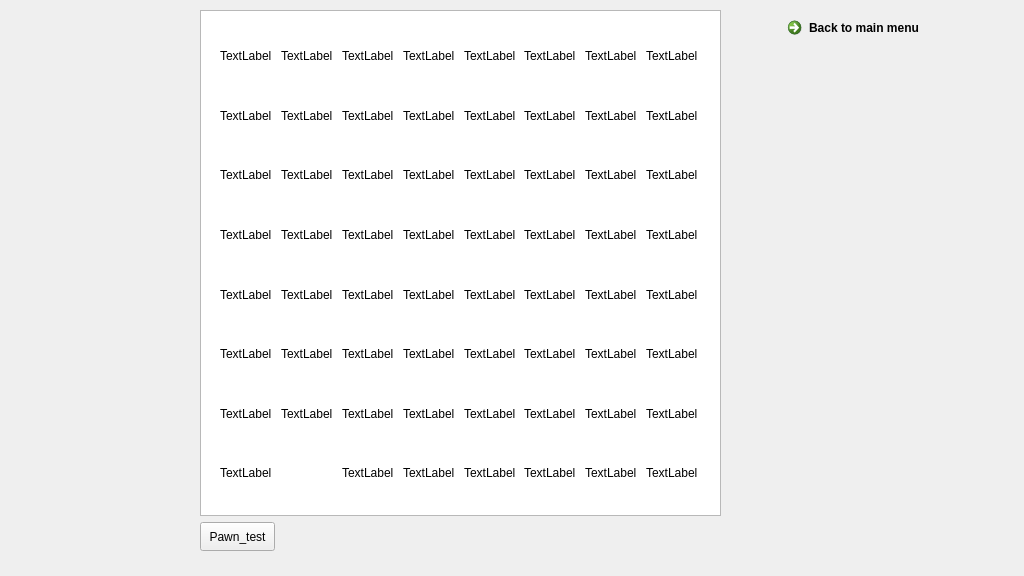
Before: the Qt Designer form Antichess/mainwindow.ui in L0G4NN/EE273Project, drawn with Qt 5.
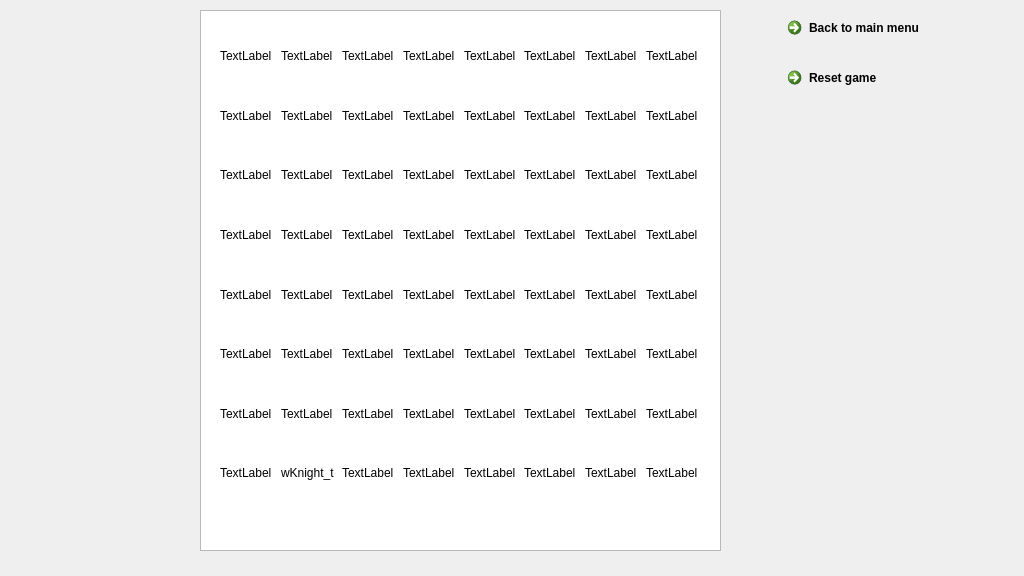
After: the same form once the commit is applied. Icons and pictures are not drawn.

Commit message:
created reset_game button
also updated the changed the cout statements to cerr statements so that the terminal outputs are updated in real time - instead of on program exit

```diff
--- a/Antichess/mainwindow.ui
+++ b/Antichess/mainwindow.ui
@@ -220,34 +220,6 @@
        <item>
         <widget class="QGraphicsView" name="boardGraphic"/>
        </item>
-       <item>
-        <widget class="QPushButton" name="PawnTest">
-         <property name="sizePolicy">
-          <sizepolicy hsizetype="Ignored" vsizetype="Fixed">
-           <horstretch>0</horstretch>
-           <verstretch>0</verstretch>
-          </sizepolicy>
-         </property>
-         <property name="minimumSize">
-          <size>
-           <width>50</width>
-           <height>29</height>
-          </size>
-         </property>
-         <property name="maximumSize">
-          <size>
-           <width>75</width>
-           <height>29</height>
-          </size>
-         </property>
-         <property name="text">
-          <string>Pawn_test</string>
-         </property>
-         <property name="checkable">
-          <bool>true</bool>
-         </property>
-        </widget>
-       </item>
       </layout>
      </widget>
      <widget class="QWidget" name="gridLayoutWidget">
@@ -459,7 +431,13 @@
        <item row="7" column="1">
         <widget class="QLabel" name="_20">
          <property name="text">
-          <string/>
+          <string>wKnight_t</string>
+         </property>
+         <property name="wordWrap">
+          <bool>false</bool>
+         </property>
+         <property name="textInteractionFlags">
+          <set>Qt::NoTextInteraction</set>
          </property>
         </widget>
        </item>
@@ -710,6 +688,22 @@
        </item>
       </layout>
      </widget>
+     <widget class="QCommandLinkButton" name="resetButton">
+      <property name="geometry">
+       <rect>
+        <x>830</x>
+        <y>60</y>
+        <width>151</width>
+        <height>41</height>
+       </rect>
+      </property>
+      <property name="text">
+       <string>Reset game</string>
+      </property>
+      <property name="icon">
+       <iconset theme="accessories-dictionary"/>
+      </property>
+     </widget>
     </widget>
    </widget>
   </widget>
```
Left out of the diff: 3 changed lines with no effect on the pictures. The commit also changes 5 other files.
